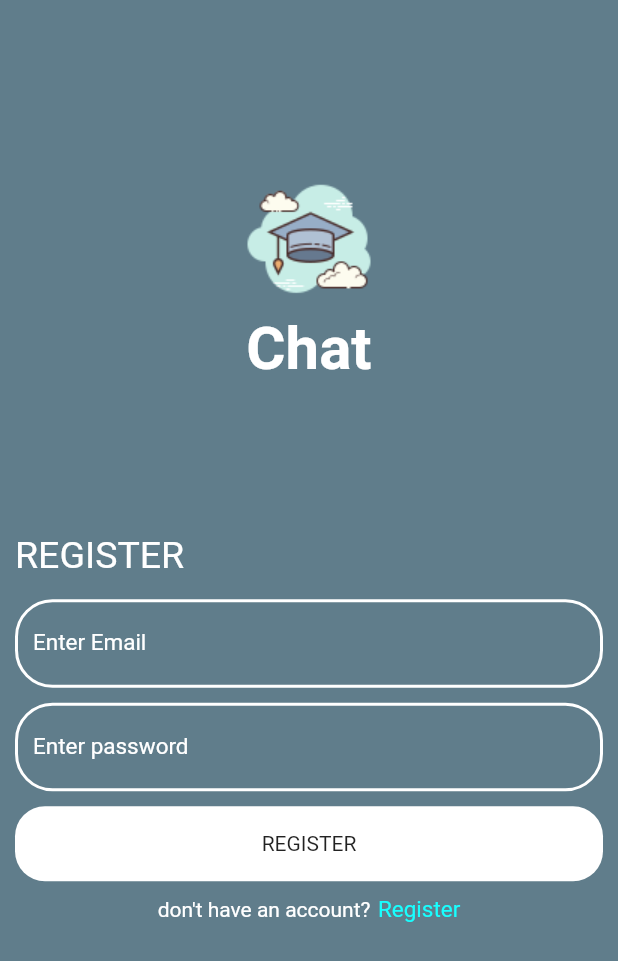
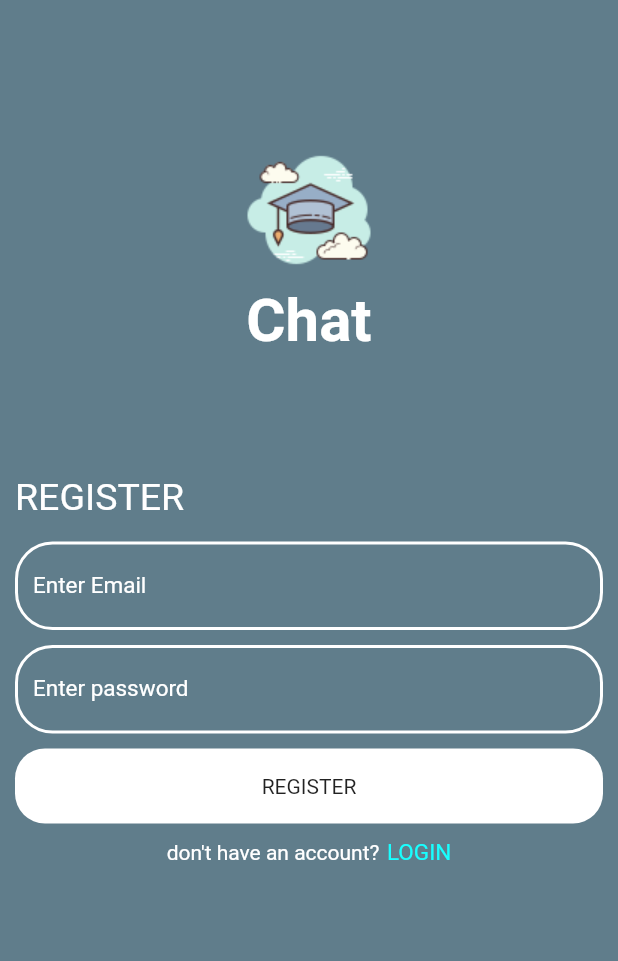
Before and after one commit to Ahmed-Ekramy/chat_app, a Flutter app: the screen it shows after launch, after a tap on "Register", on a phone screen of 412 x 824 dp. Shown: the top 961 px of the screen. Run offline on Flutter 3.47's test engine with Material 2 defaults, Android fonts, the phone set to English and light mode, and no system bars; drawn by our look-alikes of modal_progress_hud_nsn; our stand-ins replace firebase_auth, firebase_core; accounts and stored records are empty.

Commit message:
finish regester screen

```diff
--- a/lib/main.dart
+++ b/lib/main.dart
@@ -1,8 +1,13 @@
 import 'package:chat_app/screens/login_screen.dart';
 import 'package:chat_app/screens/register screen.dart';
 import 'package:flutter/material.dart';
-
-void main() {
+import 'package:firebase_core/firebase_core.dart';
+import 'firebase_options.dart';
+void main() async{
+  WidgetsFlutterBinding.ensureInitialized();
+  await Firebase.initializeApp(
+    options: DefaultFirebaseOptions.currentPlatform,
+  );
   runApp(const MyApp());
 }
 
--- a/lib/screens/login_screen.dart
+++ b/lib/screens/login_screen.dart
@@ -5,56 +5,82 @@ import 'package:flutter/cupertino.dart';
 import 'package:flutter/material.dart';
 
 class LoginScreen extends StatelessWidget {
-  static const String routeName='loginScreen';
+  static const String routeName = 'loginScreen';
 
   const LoginScreen({super.key});
+
   @override
   Widget build(BuildContext context) {
     return Scaffold(
       backgroundColor: Colors.blueGrey,
       body: Padding(
         padding: const EdgeInsets.all(10),
+        child: SingleChildScrollView(
           child: Column(
             children: [
-            const Spacer(
-              flex: 1,
+              SizedBox(
+                height: 80,
               ),
               Image.asset("assets/images/scholar.png"),
-            const Text("Chat",style: TextStyle(fontSize: 40,fontWeight: FontWeight.bold,color: Colors.white),),
-            const Spacer(
-              flex: 1,
+              const Text(
+                "Chat",
+                style: TextStyle(
+                    fontSize: 40,
+                    fontWeight: FontWeight.bold,
+                    color: Colors.white),
               ),
+              SizedBox(height: 80,),
               Row(
                 children: const [
-                Text("LOGIN",style: TextStyle(fontSize: 25,color: Colors.white),),
+                  Text(
+                    "LOGIN",
+                    style: TextStyle(fontSize: 25, color: Colors.white),
+                  ),
                 ],
               ),
-            const SizedBox(height: 15,),
+              const SizedBox(
+                height: 15,
+              ),
               CustomTextFormFiled(
-                keyboardType: TextInputType.emailAddress, text: 'Enter Email',),
-            const SizedBox(height: 10,),
+                keyboardType: TextInputType.emailAddress,
+                text: 'Enter Email',
+              ),
+              const SizedBox(
+                height: 10,
+              ),
               CustomTextFormFiled(
                   keyboardType: TextInputType.visiblePassword,
                   text: 'Enter password'),
-            const SizedBox(height: 10,),
-            CustomButton(titelbutton: 'LOGIN'),
-            const SizedBox(height: 10,),
+              const SizedBox(
+                height: 10,
+              ),
+              CustomButton(titelbutton: 'LOGIN', onTap: () {  },),
+              const SizedBox(
+                height: 10,
+              ),
               Row(
                 mainAxisAlignment: MainAxisAlignment.center,
-              children:  [
-                Text("don't have an account?",style: TextStyle(color: Colors.white),),
-                SizedBox(width: 5,),
+                children: [
+                  Text(
+                    "don't have an account?",
+                    style: TextStyle(color: Colors.white),
+                  ),
+                  SizedBox(
+                    width: 5,
+                  ),
                   InkWell(
-                    onTap: (){
+                      onTap: () {
                         Navigator.pushNamed(context, RegisterScreen.routeName);
                       },
-                    child: Text("Register",style: TextStyle(fontSize: 15,color: Colors.cyanAccent),)),
+                      child: Text(
+                        "Register",
+                        style:
+                            TextStyle(fontSize: 15, color: Colors.cyanAccent),
+                      )),
                 ],
               ),
-            const Spacer(
-              flex: 2,
+            ],
           ),
-          ],
         ),
       ),
     );
--- a/lib/screens/register screen.dart
+++ b/lib/screens/register screen.dart
@@ -1,61 +1,160 @@
 import 'package:chat_app/widgets/coustomButton.dart';
 import 'package:chat_app/widgets/custom%20text%20form%20filed.dart';
+import 'package:firebase_auth/firebase_auth.dart';
 import 'package:flutter/cupertino.dart';
 import 'package:flutter/material.dart';
+import 'package:modal_progress_hud_nsn/modal_progress_hud_nsn.dart';
 
-class RegisterScreen extends StatelessWidget {
-  static const String routeName='RegisterScreen';
+class RegisterScreen extends StatefulWidget {
+  static const String routeName = 'RegisterScreen';
 
-  const RegisterScreen({super.key});
+  @override
+  State<RegisterScreen> createState() => _RegisterScreenState();
+}
+
+class _RegisterScreenState extends State<RegisterScreen> {
+  String? email;
+
+  String? password;
+
+  GlobalKey<FormState>formKey=GlobalKey();
+
+  bool isLoding=false;
+
   @override
   Widget build(BuildContext context) {
-    return Scaffold(
+    return ModalProgressHUD(
+      inAsyncCall: isLoding,
+      child: Scaffold(
         backgroundColor: Colors.blueGrey,
         body: Padding(
           padding: const EdgeInsets.all(10),
+          child: Form(
+            key: formKey,
+            child: SingleChildScrollView(
               child: Column(
                 children: [
-            const Spacer(
-              flex: 1,
+                  SizedBox(
+                    height: 80,
                   ),
                   Image.asset("assets/images/scholar.png"),
-            const Text("Chat",style: TextStyle(fontSize: 40,fontWeight: FontWeight.bold,color: Colors.white),),
-            const Spacer(
-              flex: 1,
+                  const Text(
+                    "Chat",
+                    style: TextStyle(
+                        fontSize: 40,
+                        fontWeight: FontWeight.bold,
+                        color: Colors.white),
+                  ),
+                  SizedBox(
+                    height: 80,
                   ),
                   Row(
                     children: const [
-                Text("REGISTER",style: TextStyle(fontSize: 25,color: Colors.white),),
+                      Text(
+                        "REGISTER",
+                        style: TextStyle(fontSize: 25, color: Colors.white),
+                      ),
                     ],
                   ),
-            const SizedBox(height: 15,),
+                  const SizedBox(
+                    height: 15,
+                  ),
                   CustomTextFormFiled(
-              keyboardType: TextInputType.emailAddress, text: 'Enter Email',),
-            const SizedBox(height: 10,),
+                    onChange: (data) {
+                      email = data;
+                    },
+                    keyboardType: TextInputType.emailAddress,
+                    text: 'Enter Email',
+                  ),
+                  const SizedBox(
+                    height: 10,
+                  ),
                   CustomTextFormFiled(
+                      onChange: (data) {
+                        password = data;
+                      },
                       keyboardType: TextInputType.visiblePassword,
                       text: 'Enter password'),
-            const SizedBox(height: 10,),
-            CustomButton(titelbutton: 'REGISTER'),
-            const SizedBox(height: 10,),
+                  const SizedBox(
+                    height: 10,
+                  ),
+                  CustomButton(
+                      onTap: () async {
+                        if(formKey.currentState!.validate()) {
+                          isLoding=true;
+                          setState(() {
+
+                          });
+                          try {
+                            await regesterUser();
+                          } on FirebaseAuthException catch (e) {
+                            if (e.code == 'weak-password') {
+                              showSnackBar(
+                                  context, 'The password provided is too weak.');
+                            } else if (e.code == 'email-already-in-use') {
+                              showSnackBar(context,
+                                  'The account already exists for that email.');
+                            }
+                            else {
+                              showSnackBar(context, 'success.');
+                            }
+                          } catch (e) {
+                            print(e);
+                          }
+                          isLoding=false;
+                          setState(() {
+
+                          });
+                        }
+                      },
+                      titelbutton: 'REGISTER'),
+                  const SizedBox(
+                    height: 10,
+                  ),
                   Row(
                     mainAxisAlignment: MainAxisAlignment.center,
-              children:  [
-                Text("don't have an account?",style: TextStyle(color: Colors.white),),
-                SizedBox(width: 5,),
+                    children: [
+                      const Text(
+                        "don't have an account?",
+                        style: TextStyle(color: Colors.white),
+                      ),
+                      const SizedBox(
+                        width: 5,
+                      ),
                       InkWell(
-                    onTap: (){
-                      Navigator.pushNamed(context, RegisterScreen.routeName);
+                          onTap: () {
+                            Navigator.pop(context);
                           },
-                    child: Text("Register",style: TextStyle(fontSize: 15,color: Colors.cyanAccent),)),
+                          child: const Text(
+                            "LOGIN",
+                            style:
+                                TextStyle(fontSize: 15, color: Colors.cyanAccent),
+                          )),
                     ],
                   ),
-            const Spacer(
-              flex: 2,
+                  SizedBox(
+                    height: 80,
                   ),
                 ],
               ),
             ),
+          ),
+        ),
+      ),
     );
   }
+
+  void showSnackBar(BuildContext context,String massege) {
+     ScaffoldMessenger.of(context).showSnackBar(SnackBar(
+       backgroundColor: Colors.blueGrey,
+
+        content:
+            Text(massege)));
   }
+
+  Future<void> regesterUser() async {
+       UserCredential user = await FirebaseAuth.instance
+          .createUserWithEmailAndPassword(
+              email: email!, password: password!);
+  }
+}
--- a/lib/widgets/coustomButton.dart
+++ b/lib/widgets/coustomButton.dart
@@ -3,12 +3,14 @@ import 'package:flutter/material.dart';
 
 class CustomButton extends StatelessWidget {
 String ?titelbutton;
-
-CustomButton({required this.titelbutton});
+VoidCallback?onTap;
+CustomButton({required this.onTap,required this.titelbutton});
 
   @override
   Widget build(BuildContext context) {
-    return  Container(
+    return  InkWell(
+      onTap: onTap,
+      child: Container(
         width: double.infinity,
           height: 50,
           decoration: BoxDecoration(
@@ -16,6 +18,7 @@ CustomButton({required this.titelbutton});
             borderRadius: BorderRadius.circular(20)
           ),
           child:
-            Center(child: Text(titelbutton!)));
+              Center(child: Text(titelbutton!))),
+    );
   }
 }
--- a/lib/widgets/custom text form filed.dart
+++ b/lib/widgets/custom text form filed.dart
@@ -4,11 +4,18 @@ import 'package:flutter/material.dart';
 class CustomTextFormFiled extends StatelessWidget {
   TextInputType? keyboardType;
   String?text;
-  CustomTextFormFiled({required this.keyboardType,required this.text});
+  Function(String)?onChange;
+  CustomTextFormFiled({ this.onChange, this.keyboardType, this.text, });
 
   @override
   Widget build(BuildContext context) {
     return   TextFormField(
+      validator: (data) {
+        if(data!.isEmpty){
+          return 'field is required';
+        }
+      },
+      onChanged: onChange,
         keyboardType: keyboardType,
         decoration: InputDecoration(
           labelText: text,
```
Also changed, not shown: pubspec.yaml (+3 -36 lines), lib/firebase_options.dart (added), pubspec.lock, 3 other files. Lines whose indentation alone changed are shown as unchanged.
